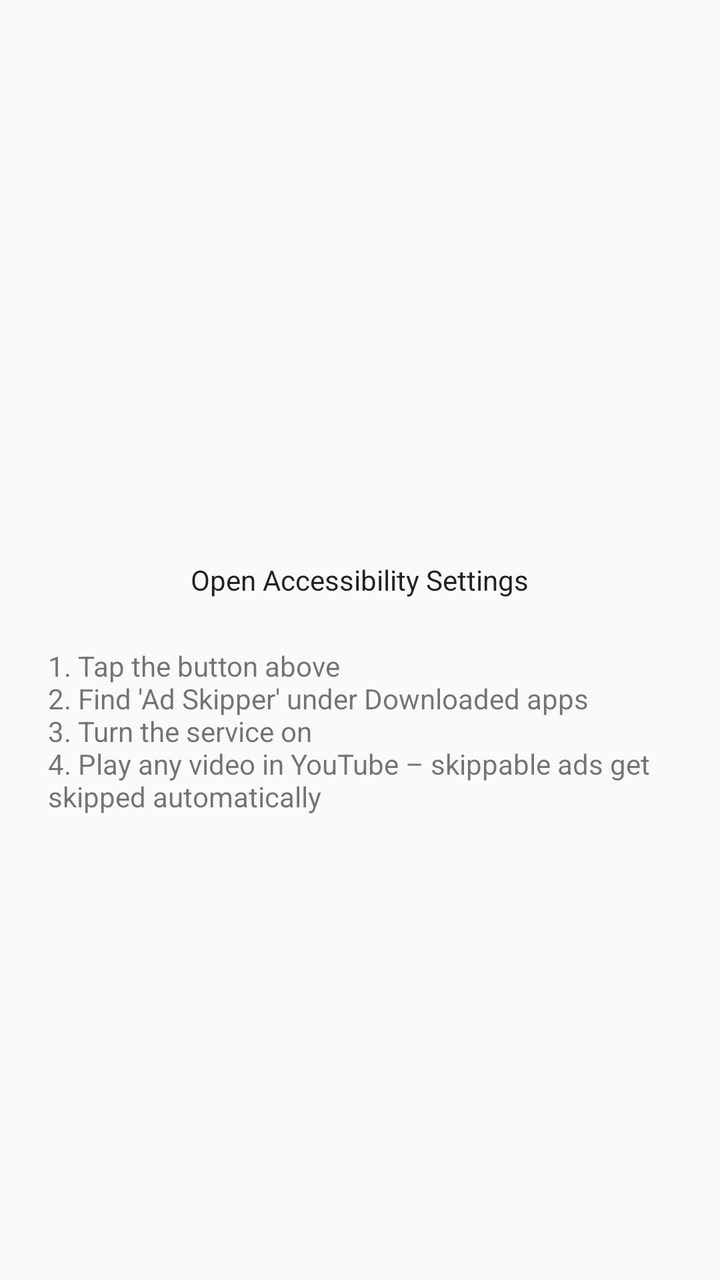
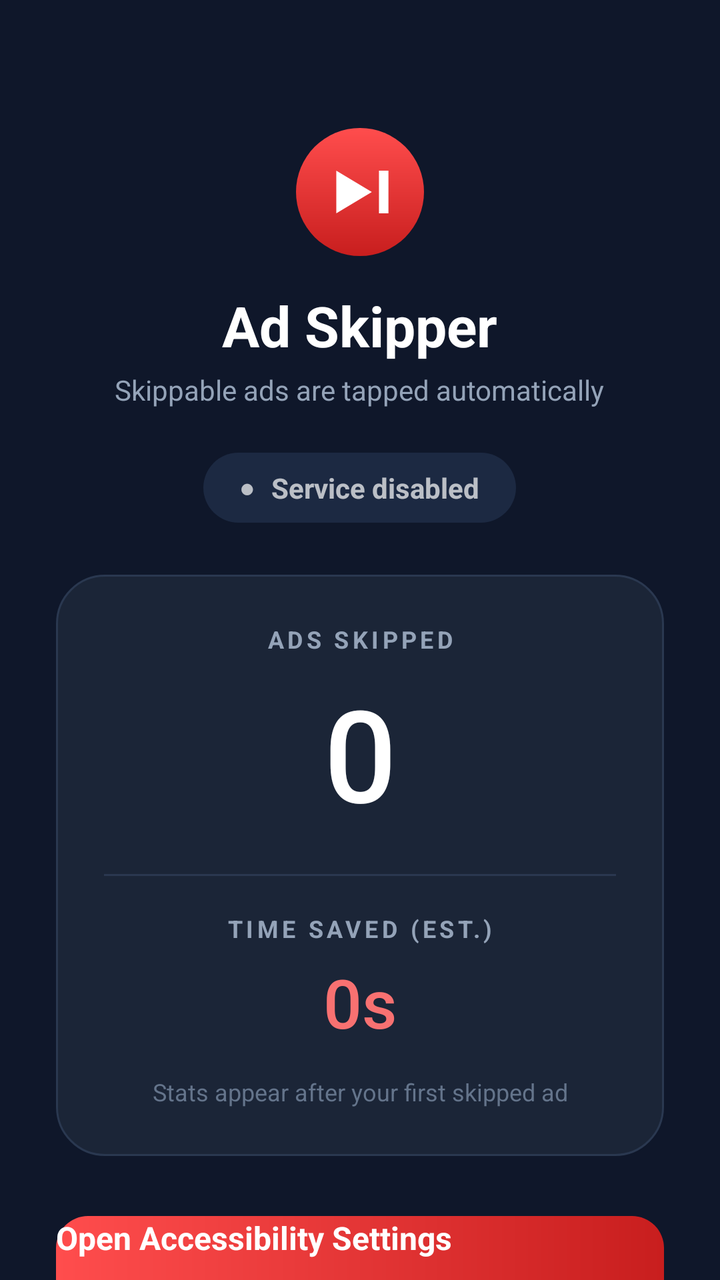

An Android layout rendered at two revisions. The XML below is the earlier revision; the diff shows what the commit changed to produce the second picture.
<!-- AndroidManifest.xml: application theme android:Theme.Material.Light.NoActionBar -->
<!-- res/layout/activity_main.xml -->
<?xml version="1.0" encoding="utf-8"?>
<LinearLayout xmlns:android="http://schemas.android.com/apk/res/android"
    android:layout_width="match_parent"
    android:layout_height="match_parent"
    android:orientation="vertical"
    android:gravity="center"
    android:padding="24dp">

    <TextView
        android:id="@+id/tvStatus"
        android:layout_width="match_parent"
        android:layout_height="wrap_content"
        android:textSize="18sp" />

    <Button
        android:id="@+id/btnOpenAccessibilitySettings"
        android:layout_width="wrap_content"
        android:layout_height="wrap_content"
        android:layout_marginTop="24dp"
        android:text="Open Accessibility Settings" />

    <TextView
        android:layout_width="match_parent"
        android:layout_height="wrap_content"
        android:layout_marginTop="24dp"
        android:text="1. Tap the button above\n2. Find 'Ad Skipper' under Downloaded apps\n3. Turn the service on\n4. Play any video in YouTube – skippable ads get skipped automatically" />
</LinearLayout>
<!-- resources referenced by this layout -->
<resources>

</resources>

<!-- the commit's change to res/layout/activity_main.xml (unified diff, before → after) -->
@@ -1,27 +1,175 @@
 <?xml version="1.0" encoding="utf-8"?>
-<LinearLayout xmlns:android="http://schemas.android.com/apk/res/android"
+<ScrollView xmlns:android="http://schemas.android.com/apk/res/android"
     android:layout_width="match_parent"
     android:layout_height="match_parent"
-    android:orientation="vertical"
-    android:gravity="center"
-    android:padding="24dp">
+    android:fillViewport="true"
+    android:scrollbars="none">
 
-    <TextView
-        android:id="@+id/tvStatus"
+    <LinearLayout
         android:layout_width="match_parent"
         android:layout_height="wrap_content"
-        android:textSize="18sp" />
+        android:orientation="vertical"
+        android:gravity="center_horizontal"
+        android:background="#0F172A"
+        android:padding="28dp">
 
-    <Button
-        android:id="@+id/btnOpenAccessibilitySettings"
-        android:layout_width="wrap_content"
-        android:layout_height="wrap_content"
-        android:layout_marginTop="24dp"
-        android:text="Open Accessibility Settings" />
+        <Space
+            android:layout_width="wrap_content"
+            android:layout_height="36dp" />
 
-    <TextView
-        android:layout_width="match_parent"
-        android:layout_height="wrap_content"
-        android:layout_marginTop="24dp"
-        android:text="1. Tap the button above\n2. Find 'Ad Skipper' under Downloaded apps\n3. Turn the service on\n4. Play any video in YouTube – skippable ads get skipped automatically" />
-</LinearLayout>
+        <ImageView
+            android:layout_width="64dp"
+            android:layout_height="64dp"
+            android:background="@drawable/logo_circle"
+            android:src="@drawable/ic_launcher_foreground" />
+
+        <TextView
+            android:layout_width="wrap_content"
+            android:layout_height="wrap_content"
+            android:layout_marginTop="16dp"
+            android:text="Ad Skipper"
+            android:textColor="#FFFFFF"
+            android:textSize="28sp"
+            android:textStyle="bold" />
+
+        <TextView
+            android:layout_width="wrap_content"
+            android:layout_height="wrap_content"
+            android:layout_marginTop="4dp"
+            android:text="Skippable ads are tapped automatically"
+            android:textColor="#94A3B8"
+            android:textSize="14sp" />
+
+        <LinearLayout
+            android:layout_width="wrap_content"
+            android:layout_height="wrap_content"
+            android:layout_marginTop="22dp"
+            android:orientation="horizontal"
+            android:gravity="center_vertical"
+            android:background="@drawable/status_pill_bg"
+            android:paddingStart="18dp"
+            android:paddingEnd="18dp"
+            android:paddingTop="8dp"
+            android:paddingBottom="8dp">
+
+            <TextView
+                android:id="@+id/tvDot"
+                android:layout_width="wrap_content"
+                android:layout_height="wrap_content"
+                android:text="●"
+                android:textSize="13sp" />
+
+            <TextView
+                android:id="@+id/tvStatus"
+                android:layout_width="wrap_content"
+                android:layout_height="wrap_content"
+                android:layout_marginStart="8dp"
+                android:text="Service disabled"
+                android:textSize="14sp"
+                android:textStyle="bold" />
+        </LinearLayout>
+
+        <LinearLayout
+            android:layout_width="match_parent"
+            android:layout_height="wrap_content"
+            android:layout_marginTop="26dp"
+            android:orientation="vertical"
+            android:background="@drawable/card_bg"
+            android:padding="24dp">
+
+            <TextView
+                android:layout_width="match_parent"
+                android:layout_height="wrap_content"
+                android:gravity="center"
+                android:text="ADS SKIPPED"
+                android:textColor="#94A3B8"
+                android:textSize="12sp"
+                android:textStyle="bold"
+                android:letterSpacing="0.15" />
+
+            <TextView
+                android:id="@+id/tvCount"
+                android:layout_width="match_parent"
+                android:layout_height="wrap_content"
+                android:layout_marginTop="6dp"
+                android:gravity="center"
+                android:text="0"
+                android:textColor="#FFFFFF"
+                android:textSize="64sp"
+                android:fontFamily="sans-serif-medium" />
+
+            <View
+                android:layout_width="match_parent"
+                android:layout_height="1dp"
+                android:layout_marginTop="18dp"
+                android:layout_marginBottom="18dp"
+                android:background="#2A3850" />
+
+            <TextView
+                android:layout_width="match_parent"
+                android:layout_height="wrap_content"
+                android:gravity="center"
+                android:text="TIME SAVED (EST.)"
+                android:textColor="#94A3B8"
+                android:textSize="12sp"
+                android:textStyle="bold"
+                android:letterSpacing="0.15" />
+
+            <TextView
+                android:id="@+id/tvTimeSaved"
+                android:layout_width="match_parent"
+                android:layout_height="wrap_content"
+                android:layout_marginTop="6dp"
+                android:gravity="center"
+                android:text="0s"
+                android:textColor="#F87171"
+                android:textSize="34sp"
+                android:fontFamily="sans-serif-medium" />
+
+            <TextView
+                android:id="@+id/tvSince"
+                android:layout_width="match_parent"
+                android:layout_height="wrap_content"
+                android:layout_marginTop="14dp"
+                android:gravity="center"
+                android:text="Stats appear after your first skipped ad"
+                android:textColor="#64748B"
+                android:textSize="12sp" />
+        </LinearLayout>
+
+        <Button
+            android:id="@+id/btnOpenAccessibilitySettings"
+            android:layout_width="match_parent"
+            android:layout_height="56dp"
+            android:layout_marginTop="30dp"
+            android:background="@drawable/btn_primary"
+            android:text="Open Accessibility Settings"
+            android:textAllCaps="false"
+            android:textColor="#FFFFFF"
+            android:textSize="16sp"
+            android:textStyle="bold" />
+
+        <TextView
+            android:id="@+id/tvReset"
+            android:layout_width="wrap_content"
+            android:layout_height="wrap_content"
+            android:layout_marginTop="18dp"
+            android:padding="12dp"
+            android:text="Reset statistics"
+            android:textColor="#94A3B8"
+            android:textSize="13sp"
+            android:clickable="true" />
+
+        <Space
+            android:layout_width="wrap_content"
+            android:layout_height="24dp" />
+
+        <TextView
+            android:layout_width="match_parent"
+            android:layout_height="wrap_content"
+            android:gravity="center"
+            android:text="Works only on skippable ads • Numbers update when you reopen this app"
+            android:textColor="#475569"
+            android:textSize="11sp" />
+    </LinearLayout>
+</ScrollView>
<!-- resource entries referenced after the edit -->
@@ -1,5 +1,55 @@
 <!-- resources referenced by this layout -->
 <resources>
-
+  <!-- drawable btn_primary (drawable) -->
+  <?xml version="1.0" encoding="utf-8"?>
+  <ripple xmlns:android="http://schemas.android.com/apk/res/android"
+      android:color="#40FFFFFF">
+      <item>
+          <shape android:shape="rectangle">
+              <corners android:radius="16dp" />
+              <gradient
+                  android:startColor="#FF4D4D"
+                  android:endColor="#C81E1E"
+                  android:angle="0" />
+          </shape>
+      </item>
+  </ripple>
+  <!-- drawable card_bg (drawable) -->
+  <?xml version="1.0" encoding="utf-8"?>
+  <shape xmlns:android="http://schemas.android.com/apk/res/android" android:shape="rectangle">
+      <solid android:color="#1B2537" />
+      <corners android:radius="24dp" />
+      <stroke android:width="1dp" android:color="#2A3850" />
+  </shape>
+  <!-- drawable ic_launcher_foreground (drawable) -->
+  <?xml version="1.0" encoding="utf-8"?>
+  <vector xmlns:android="http://schemas.android.com/apk/res/android"
+      android:width="108dp"
+      android:height="108dp"
+      android:viewportWidth="108"
+      android:viewportHeight="108">
+      <path
+          android:fillColor="#FFFFFF"
+          android:pathData="M34,36 L34,72 L64,54 Z M70,36 h8 v36 h-8 z" />
+  </vector>
+  <!-- drawable logo_circle (drawable) -->
+  <?xml version="1.0" encoding="utf-8"?>
+  <shape xmlns:android="http://schemas.android.com/apk/res/android" android:shape="oval">
+      <gradient
+          android:startColor="#FF4D4D"
+          android:endColor="#C81E1E"
+          android:angle="270" />
+  </shape>
+  <!-- drawable status_pill_bg (drawable) -->
+  <?xml version="1.0" encoding="utf-8"?>
+  <shape xmlns:android="http://schemas.android.com/apk/res/android" android:shape="rectangle">
+      <solid android:color="#1C2942" />
+      <corners android:radius="32dp" />
+  </shape>
+  <style name="AppTheme" parent="@android:style/Theme.Material.NoActionBar">
+          <item name="android:statusBarColor">#0F172A</item>
+          <item name="android:navigationBarColor">#0F172A</item>
+          <item name="android:windowBackground">#0F172A</item>
+      </style>
 </resources>
 
